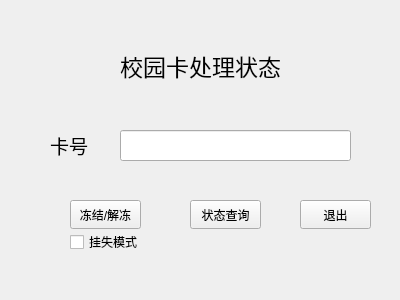
Before: the Qt Designer form freeze.ui in kagura114/NetCard, drawn with Qt 5.
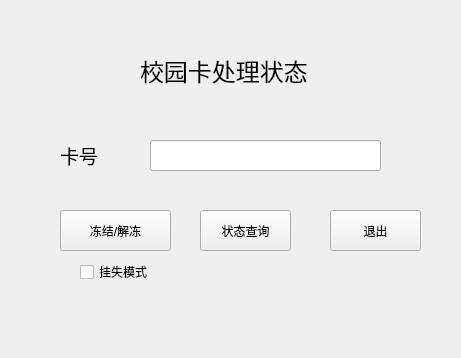
After: the same form once the commit is applied.

What changed in the file:
```diff
--- a/freeze.ui
+++ b/freeze.ui
@@ -6,8 +6,8 @@
    <rect>
     <x>0</x>
     <y>0</y>
-    <width>400</width>
-    <height>300</height>
+    <width>461</width>
+    <height>358</height>
    </rect>
   </property>
   <property name="windowTitle">
@@ -16,10 +16,10 @@
   <widget class="QPushButton" name="query_state">
    <property name="geometry">
     <rect>
-     <x>190</x>
-     <y>200</y>
-     <width>71</width>
-     <height>29</height>
+     <x>200</x>
+     <y>210</y>
+     <width>91</width>
+     <height>41</height>
     </rect>
    </property>
    <property name="text">
@@ -29,8 +29,8 @@
   <widget class="QLineEdit" name="enter_id">
    <property name="geometry">
     <rect>
-     <x>120</x>
-     <y>130</y>
+     <x>150</x>
+     <y>140</y>
      <width>231</width>
      <height>31</height>
     </rect>
@@ -39,8 +39,8 @@
   <widget class="QLabel" name="label">
    <property name="geometry">
     <rect>
-     <x>50</x>
-     <y>130</y>
+     <x>60</x>
+     <y>140</y>
      <width>63</width>
      <height>31</height>
     </rect>
@@ -57,10 +57,10 @@
   <widget class="QPushButton" name="exit_btn">
    <property name="geometry">
     <rect>
-     <x>300</x>
-     <y>200</y>
-     <width>71</width>
-     <height>29</height>
+     <x>330</x>
+     <y>210</y>
+     <width>91</width>
+     <height>41</height>
     </rect>
    </property>
    <property name="text">
@@ -70,10 +70,10 @@
   <widget class="QPushButton" name="change_mode">
    <property name="geometry">
     <rect>
-     <x>70</x>
-     <y>200</y>
-     <width>71</width>
-     <height>29</height>
+     <x>60</x>
+     <y>210</y>
+     <width>111</width>
+     <height>41</height>
     </rect>
    </property>
    <property name="text">
@@ -83,8 +83,8 @@
   <widget class="QCheckBox" name="need_admin_box">
    <property name="geometry">
     <rect>
-     <x>70</x>
-     <y>230</y>
+     <x>80</x>
+     <y>260</y>
      <width>88</width>
      <height>24</height>
     </rect>
@@ -96,15 +96,15 @@
   <widget class="QLabel" name="label_2">
    <property name="geometry">
     <rect>
-     <x>120</x>
+     <x>140</x>
      <y>50</y>
-     <width>161</width>
-     <height>31</height>
+     <width>171</width>
+     <height>41</height>
     </rect>
    </property>
    <property name="font">
     <font>
-     <pointsize>17</pointsize>
+     <pointsize>18</pointsize>
     </font>
    </property>
    <property name="text">
```
